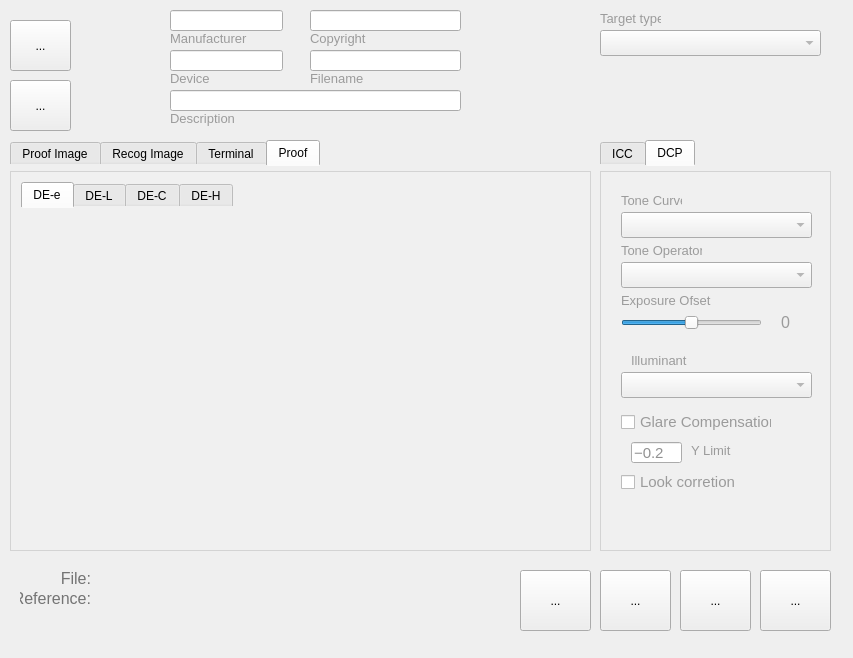
Before: the Qt Designer form main.ui in jpereiranet/roughprofiler, drawn with Qt 5.
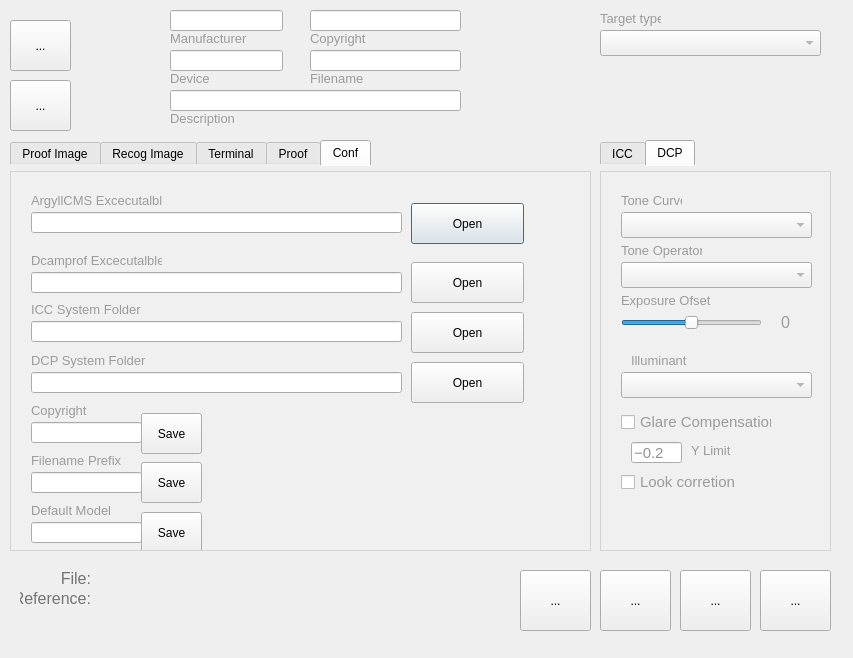
After: the same form once the commit is applied.

```diff
--- a/main.ui
+++ b/main.ui
@@ -943,7 +943,7 @@
 </string>
    </property>
    <property name="currentIndex">
-    <number>3</number>
+    <number>4</number>
    </property>
    <widget class="QWidget" name="ProofImageTab">
     <attribute name="title">
@@ -1079,6 +1079,384 @@
      </widget>
     </widget>
    </widget>
+   <widget class="QWidget" name="tab">
+    <attribute name="title">
+     <string>Conf</string>
+    </attribute>
+    <widget class="QLineEdit" name="boxConfArgyll">
+     <property name="geometry">
+      <rect>
+       <x>20</x>
+       <y>40</y>
+       <width>371</width>
+       <height>21</height>
+      </rect>
+     </property>
+     <property name="font">
+      <font>
+       <pointsize>11</pointsize>
+      </font>
+     </property>
+     <property name="styleSheet">
+      <string notr="true">color: rgb(145, 145, 145);</string>
+     </property>
+    </widget>
+    <widget class="QLabel" name="confLabelArgyll">
+     <property name="geometry">
+      <rect>
+       <x>20</x>
+       <y>20</y>
+       <width>131</width>
+       <height>16</height>
+      </rect>
+     </property>
+     <property name="font">
+      <font>
+       <pointsize>10</pointsize>
+      </font>
+     </property>
+     <property name="styleSheet">
+      <string notr="true">color: rgb(155, 155, 155);</string>
+     </property>
+     <property name="text">
+      <string>ArgyllCMS Excecutalbles</string>
+     </property>
+    </widget>
+    <widget class="QLineEdit" name="boxConfDcamprof">
+     <property name="geometry">
+      <rect>
+       <x>20</x>
+       <y>100</y>
+       <width>371</width>
+       <height>21</height>
+      </rect>
+     </property>
+     <property name="font">
+      <font>
+       <pointsize>11</pointsize>
+      </font>
+     </property>
+     <property name="styleSheet">
+      <string notr="true">color: rgb(145, 145, 145);</string>
+     </property>
+     <property name="readOnly">
+      <bool>true</bool>
+     </property>
+    </widget>
+    <widget class="QLabel" name="confLabelDcamprof">
+     <property name="geometry">
+      <rect>
+       <x>20</x>
+       <y>80</y>
+       <width>131</width>
+       <height>16</height>
+      </rect>
+     </property>
+     <property name="font">
+      <font>
+       <pointsize>10</pointsize>
+      </font>
+     </property>
+     <property name="styleSheet">
+      <string notr="true">color: rgb(155, 155, 155);</string>
+     </property>
+     <property name="text">
+      <string>Dcamprof Excecutalbles</string>
+     </property>
+    </widget>
+    <widget class="QPushButton" name="OpenArgyllPath">
+     <property name="geometry">
+      <rect>
+       <x>400</x>
+       <y>31</y>
+       <width>113</width>
+       <height>41</height>
+      </rect>
+     </property>
+     <property name="text">
+      <string>Open</string>
+     </property>
+    </widget>
+    <widget class="QPushButton" name="openDcamprofPath">
+     <property name="geometry">
+      <rect>
+       <x>400</x>
+       <y>90</y>
+       <width>113</width>
+       <height>41</height>
+      </rect>
+     </property>
+     <property name="text">
+      <string>Open</string>
+     </property>
+    </widget>
+    <widget class="QLineEdit" name="boxConfICCPath">
+     <property name="geometry">
+      <rect>
+       <x>20</x>
+       <y>149</y>
+       <width>371</width>
+       <height>21</height>
+      </rect>
+     </property>
+     <property name="font">
+      <font>
+       <pointsize>11</pointsize>
+      </font>
+     </property>
+     <property name="styleSheet">
+      <string notr="true">color: rgb(145, 145, 145);</string>
+     </property>
+     <property name="readOnly">
+      <bool>true</bool>
+     </property>
+    </widget>
+    <widget class="QPushButton" name="OpenICCsystemPath">
+     <property name="geometry">
+      <rect>
+       <x>400</x>
+       <y>140</y>
+       <width>113</width>
+       <height>41</height>
+      </rect>
+     </property>
+     <property name="text">
+      <string>Open</string>
+     </property>
+    </widget>
+    <widget class="QLabel" name="confLabelICCPath">
+     <property name="geometry">
+      <rect>
+       <x>20</x>
+       <y>129</y>
+       <width>131</width>
+       <height>16</height>
+      </rect>
+     </property>
+     <property name="font">
+      <font>
+       <pointsize>10</pointsize>
+      </font>
+     </property>
+     <property name="styleSheet">
+      <string notr="true">color: rgb(155, 155, 155);</string>
+     </property>
+     <property name="text">
+      <string>ICC System Folder</string>
+     </property>
+    </widget>
+    <widget class="QLabel" name="confLabelICCPath_2">
+     <property name="geometry">
+      <rect>
+       <x>20</x>
+       <y>180</y>
+       <width>131</width>
+       <height>16</height>
+      </rect>
+     </property>
+     <property name="font">
+      <font>
+       <pointsize>10</pointsize>
+      </font>
+     </property>
+     <property name="styleSheet">
+      <string notr="true">color: rgb(155, 155, 155);</string>
+     </property>
+     <property name="text">
+      <string>DCP System Folder</string>
+     </property>
+    </widget>
+    <widget class="QPushButton" name="OpenDCPsistemPath">
+     <property name="geometry">
+      <rect>
+       <x>400</x>
+       <y>190</y>
+       <width>113</width>
+       <height>41</height>
+      </rect>
+     </property>
+     <property name="text">
+      <string>Open</string>
+     </property>
+    </widget>
+    <widget class="QLineEdit" name="boxConfDCPSystemPath">
+     <property name="geometry">
+      <rect>
+       <x>20</x>
+       <y>200</y>
+       <width>371</width>
+       <height>21</height>
+      </rect>
+     </property>
+     <property name="font">
+      <font>
+       <pointsize>11</pointsize>
+      </font>
+     </property>
+     <property name="styleSheet">
+      <string notr="true">color: rgb(145, 145, 145);</string>
+     </property>
+     <property name="readOnly">
+      <bool>true</bool>
+     </property>
+    </widget>
+    <widget class="QLineEdit" name="boxConfCopyright">
+     <property name="geometry">
+      <rect>
+       <x>20</x>
+       <y>250</y>
+       <width>111</width>
+       <height>21</height>
+      </rect>
+     </property>
+     <property name="font">
+      <font>
+       <pointsize>11</pointsize>
+      </font>
+     </property>
+     <property name="styleSheet">
+      <string notr="true">color: rgb(145, 145, 145);</string>
+     </property>
+    </widget>
+    <widget class="QLabel" name="confLabelCopyright">
+     <property name="geometry">
+      <rect>
+       <x>20</x>
+       <y>230</y>
+       <width>131</width>
+       <height>16</height>
+      </rect>
+     </property>
+     <property name="font">
+      <font>
+       <pointsize>10</pointsize>
+      </font>
+     </property>
+     <property name="styleSheet">
+      <string notr="true">color: rgb(155, 155, 155);</string>
+     </property>
+     <property name="text">
+      <string>Copyright</string>
+     </property>
+    </widget>
+    <widget class="QPushButton" name="SaveCopyright">
+     <property name="geometry">
+      <rect>
+       <x>130</x>
+       <y>241</y>
+       <width>61</width>
+       <height>41</height>
+      </rect>
+     </property>
+     <property name="text">
+      <string>Save</string>
+     </property>
+    </widget>
+    <widget class="QLineEdit" name="boxConfFilenamePrefix">
+     <property name="geometry">
+      <rect>
+       <x>20</x>
+       <y>300</y>
+       <width>111</width>
+       <height>21</height>
+      </rect>
+     </property>
+     <property name="font">
+      <font>
+       <pointsize>11</pointsize>
+      </font>
+     </property>
+     <property name="styleSheet">
+      <string notr="true">color: rgb(145, 145, 145);</string>
+     </property>
+    </widget>
+    <widget class="QLabel" name="confLabeFilePrefix">
+     <property name="geometry">
+      <rect>
+       <x>20</x>
+       <y>280</y>
+       <width>131</width>
+       <height>16</height>
+      </rect>
+     </property>
+     <property name="font">
+      <font>
+       <pointsize>10</pointsize>
+      </font>
+     </property>
+     <property name="styleSheet">
+      <string notr="true">color: rgb(155, 155, 155);</string>
+     </property>
+     <property name="text">
+      <string>Filename Prefix</string>
+     </property>
+    </widget>
+    <widget class="QPushButton" name="SaveFilenamePrefix">
+     <property name="geometry">
+      <rect>
+       <x>130</x>
+       <y>290</y>
+       <width>61</width>
+       <height>41</height>
+      </rect>
+     </property>
+     <property name="text">
+      <string>Save</string>
+     </property>
+    </widget>
+    <widget class="QLineEdit" name="boxConfDefaultModel">
+     <property name="geometry">
+      <rect>
+       <x>20</x>
+       <y>350</y>
+       <width>111</width>
+       <height>21</height>
+      </rect>
+     </property>
+     <property name="font">
+      <font>
+       <pointsize>11</pointsize>
+      </font>
+     </property>
+     <property name="styleSheet">
+      <string notr="true">color: rgb(145, 145, 145);</string>
+     </property>
+    </widget>
+    <widget class="QLabel" name="confLabeDefaultModel">
+     <property name="geometry">
+      <rect>
+       <x>20</x>
+       <y>330</y>
+       <width>131</width>
+       <height>16</height>
+      </rect>
+     </property>
+     <property name="font">
+      <font>
+       <pointsize>10</pointsize>
+      </font>
+     </property>
+     <property name="styleSheet">
+      <string notr="true">color: rgb(155, 155, 155);</string>
+     </property>
+     <property name="text">
+      <string>Default Model</string>
+     </property>
+    </widget>
+    <widget class="QPushButton" name="SaveDefaultModel">
+     <property name="geometry">
+      <rect>
+       <x>130</x>
+       <y>340</y>
+       <width>61</width>
+       <height>41</height>
+      </rect>
+     </property>
+     <property name="text">
+      <string>Save</string>
+     </property>
+    </widget>
+   </widget>
   </widget>
   <widget class="QToolButton" name="ExecuteReadImage">
    <property name="geometry">
```
